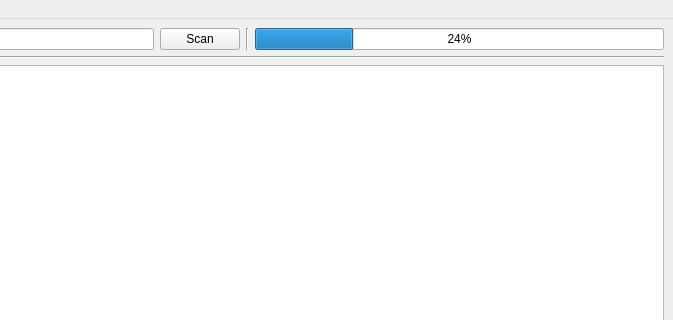
The window that peruse_v1/peruse.ui (0venoven/Peruse) describes before a commit, drawn with Qt 5; both pictures show x 327 to 1000 and y 0 to 320 of the 1000 by 700 pixel window.
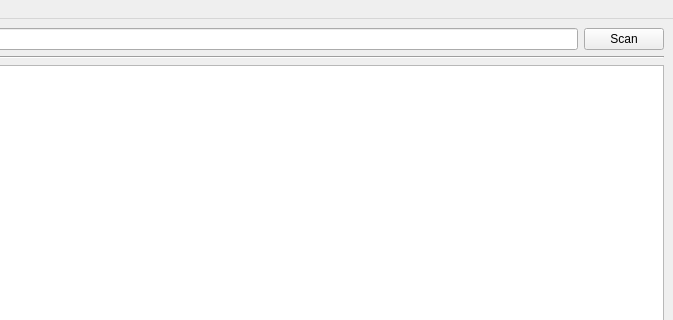
The same window after the commit.

Commit message: Fixed UI and removed progress bar

Patch:
```diff
--- a/peruse_v1/peruse.ui
+++ b/peruse_v1/peruse.ui
@@ -37,20 +37,6 @@
         </property>
        </widget>
       </item>
-      <item>
-       <widget class="Line" name="line_2">
-        <property name="orientation">
-         <enum>Qt::Vertical</enum>
-        </property>
-       </widget>
-      </item>
-      <item>
-       <widget class="QProgressBar" name="scan_progress_bar">
-        <property name="value">
-         <number>24</number>
-        </property>
-       </widget>
-      </item>
      </layout>
     </item>
     <item>
```
The commit also changes 3 other files.
